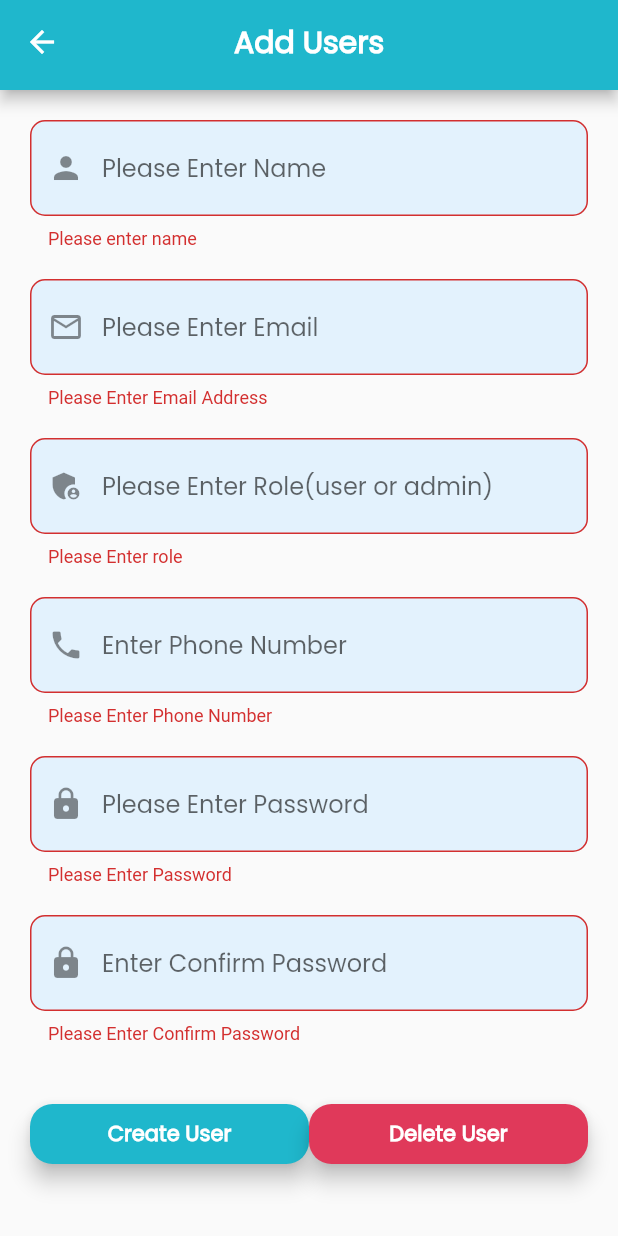
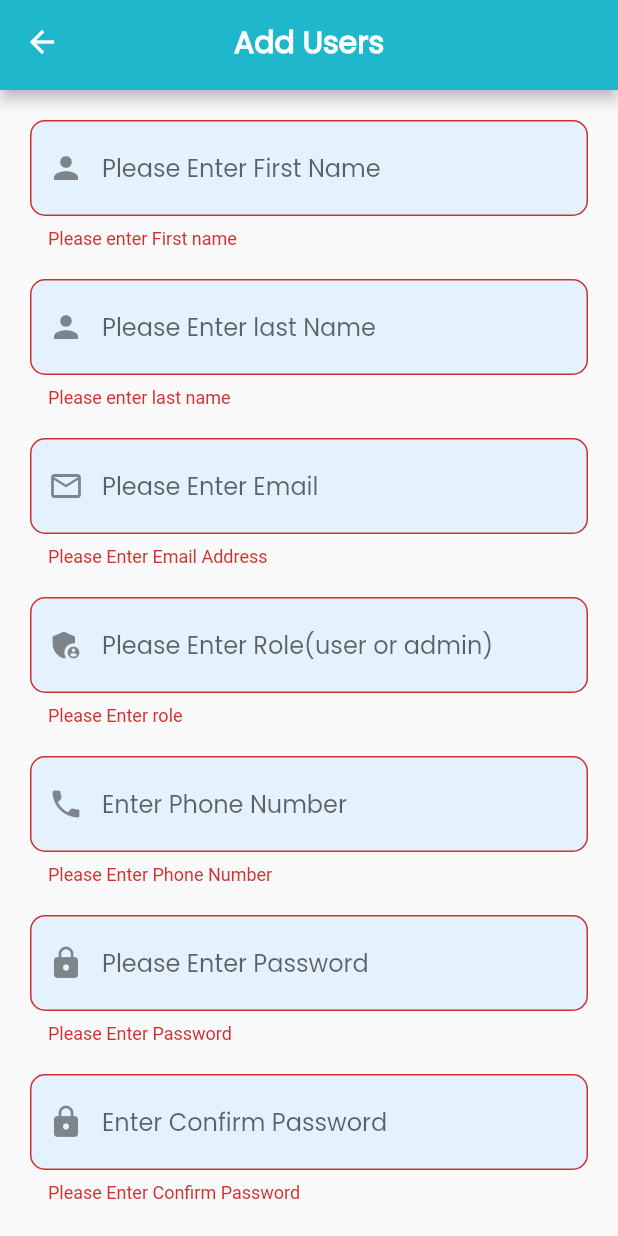
Before and after one commit to UzairZQ/MicroSync, a Flutter app: the AddEmployees screen opened by its route, after a tap on "Create User", on a phone screen of 412 x 824 dp. Run offline on Flutter 3.47's test engine with Material 2 defaults, Android fonts, the light colour scheme and no system bars; our stand-ins replace cloud_firestore, connectivity_plus, firebase_auth, firebase_core, geolocator, google_maps_flutter and 7 more; missing offline and left inert: geolocator_android, workmanager; accounts and stored records are empty.

Commit message:
added last name in the create user page

```diff
--- a/lib/View/adminScreens/add_employees.dart
+++ b/lib/View/adminScreens/add_employees.dart
@@ -34,6 +34,7 @@ class _AddEmployeesState extends State<AddEmployees> {
   TextEditingController phoneController = TextEditingController();
   TextEditingController confpasController = TextEditingController();
   TextEditingController areacontroller = TextEditingController();
+  TextEditingController lnameController = TextEditingController();
 
   @override
   Widget build(BuildContext context) {
@@ -50,19 +51,35 @@ class _AddEmployeesState extends State<AddEmployees> {
               children: [
                 MyTextFormField(
                   icon: const Icon(Icons.person),
-                  hintext: 'Please Enter Name',
+                  hintext: 'Please Enter First Name',
                   onSaved: (value) {
                     nameController.text = value!;
                   },
                   validator: (value) {
                     if (value!.isEmpty) {
-                      return 'Please enter name';
+                      return 'Please enter First name';
                     }
                     return null;
                   },
                 ),
                 const SizedBox(
                   height: 20.0,
+                ),
+                MyTextFormField(
+                  icon: const Icon(Icons.person),
+                  hintext: 'Please Enter last Name',
+                  onSaved: (value) {
+                    lnameController.text = value!;
+                  },
+                  validator: (value) {
+                    if (value!.isEmpty) {
+                      return 'Please enter last name';
+                    }
+                    return null;
+                  },
+                ),
+                SizedBox(
+                  height: 20,
                 ),
                 MyTextFormField(
                     icon: const Icon(Icons.email_outlined),
@@ -290,6 +307,7 @@ class _AddEmployeesState extends State<AddEmployees> {
         emailController.text,
         passwordController.text,
         nameController.text,
+        lnameController.text,
         roleController.text,
         phoneController.text);
     nameController.clear();
--- a/lib/services/database_service.dart
+++ b/lib/services/database_service.dart
@@ -16,7 +16,7 @@ class DatabaseService {
 
 
 
-  static Future<void> createUser(String email, String password, String name,
+  static Future<void> createUser(String email, String password, String name, String lname,
       String role, String phone) async {
     try {
       showDialog(
@@ -32,6 +32,7 @@ class DatabaseService {
           .then((UserCredential userCredential) {
         _firestore.collection('users').doc(userCredential.user!.uid).set({
           'displayName': name,
+          'lastname': lname,
           'email': email,
           'longitude': 43,
           'latitude': 73,
```
